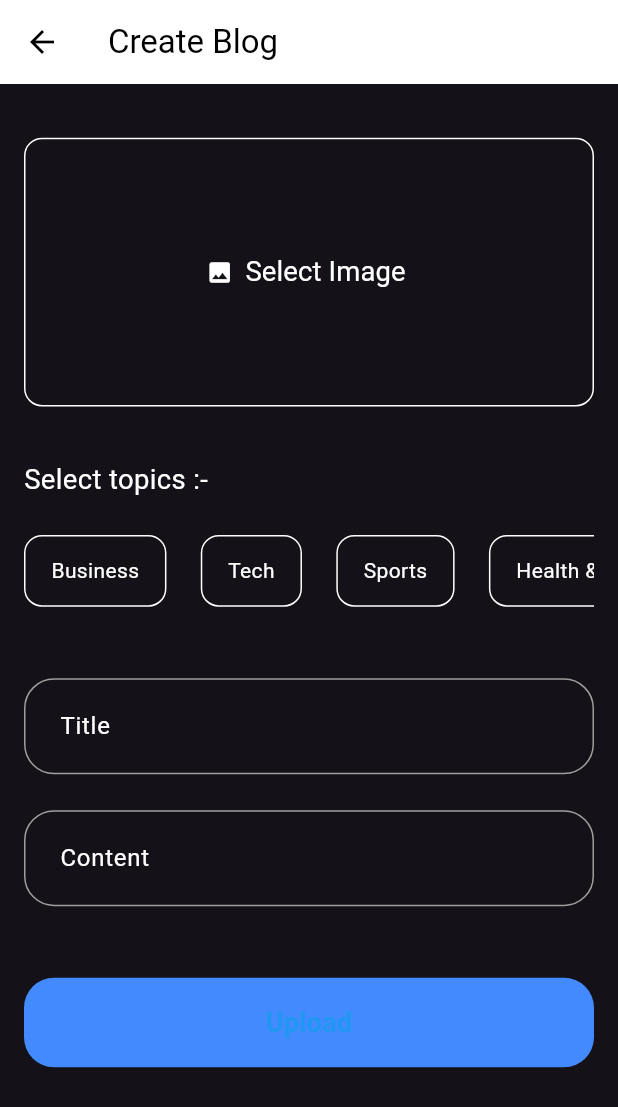
After one commit to ManishMK1438/clean-architecture, a Flutter app: the screen it shows once a user with an empty profile is signed in, after a tap on an icon or button, on a phone screen of 412 x 824 dp. The commit adds this screen. Shown: the top 1107 px of the screen. Run offline on Flutter 3.47's test engine with Material 3 defaults, Android fonts, the light colour scheme and no system bars; our stand-ins replace bloc, device_preview, equatable, firebase_auth, firebase_core, flutter_bloc and 6 more; accounts and stored records are empty.

Commit message:
create blog page added

```diff
--- a/lib/core/exports.dart
+++ b/lib/core/exports.dart
@@ -4,9 +4,11 @@ export 'package:flutter/material.dart';
 //packages
 export 'package:flutter_screenutil/flutter_screenutil.dart';
 export 'package:gap/gap.dart';
+export 'package:image_picker/image_picker.dart';
 export 'package:top_snackbar_flutter/custom_snack_bar.dart';
 export 'package:top_snackbar_flutter/top_snack_bar.dart';
 
+//core
 export 'consts/consts.dart';
 export 'core_widgets/app_loader.dart';
 export 'core_widgets/toasts.dart';
@@ -20,3 +22,4 @@ export 'themes/app_colors.dart';
 export 'themes/app_theme.dart';
 export 'typedef/typedef.dart';
 export 'usecase/usecase.dart';
+export 'utils/pick_image.dart';
--- a/lib/core/strings/strings.dart
+++ b/lib/core/strings/strings.dart
@@ -10,4 +10,21 @@ class AppStrings {
   final userNotFound = "User Not Found!";
   final userSignedUp = "Signed up successfully!";
   final userLoggedIn = "Logged in successfully!";
+  final blogs = "Blogs";
+  final createBlogs = "Create Blog";
+  final selectImage = "Select Image";
+  final selectTopics = "Select topics :-";
+  final selected = "selected";
+  final List<String> blogTopics = [
+    "Business",
+    "Tech",
+    "Sports",
+    "Health & Fitness",
+    "Economy",
+    "World",
+    "Environment"
+  ];
+  final title = "Title";
+  final content = "Content";
+  final upload = "Upload";
 }
--- a/lib/core/themes/app_theme.dart
+++ b/lib/core/themes/app_theme.dart
@@ -11,6 +11,7 @@ class AppTheme {
       inputDecorationTheme: InputDecorationTheme(
           contentPadding: const EdgeInsets.all(textFieldPadding),
           border: _border(),
+          labelStyle: const TextStyle(color: focusedBorderColor),
           enabledBorder: _border(),
           focusedBorder: _border(color: focusedBorderColor),
           focusedErrorBorder: _border(color: errorBorderColor),
--- /dev/null
+++ b/lib/core/utils/pick_image.dart
@@ -0,0 +1,18 @@
+import 'dart:io';
+
+import 'package:clean_art/core/exports.dart';
+
+class PickImage {
+  final _picker = ImagePicker();
+  Future<File?> pickImage() async {
+    try {
+      final xFile = await _picker.pickImage(source: ImageSource.gallery);
+      if (xFile != null) {
+        return File(xFile.path);
+      }
+      return null;
+    } catch (e) {
+      return null;
+    }
+  }
+}
--- a/lib/features/auth/presentation/screens/sign_up_screens/login_screen.dart
+++ b/lib/features/auth/presentation/screens/sign_up_screens/login_screen.dart
@@ -1,5 +1,6 @@
 import 'package:clean_art/features/auth/presentation/bloc/auth_bloc.dart';
 import 'package:clean_art/features/auth/presentation/screens/sign_up_screens/sign_up_screen.dart';
+import 'package:clean_art/features/blogs/presentation/screens/blog_screen.dart';
 import 'package:flutter/gestures.dart';
 import 'package:flutter_bloc/flutter_bloc.dart';
 
@@ -63,6 +64,8 @@ class _LoginScreenState extends State<LoginScreen> {
                   if (state is AuthSuccess) {
                     _toast.successToast(
                         context: context, text: appStrings.userLoggedIn);
+                    appNavigation.pushAndRemove(
+                        context: context, screen: BlogsScreen());
                   }
                 },
                 builder: (context, state) {
--- /dev/null
+++ b/lib/features/blogs/presentation/screens/add_new_blog_screen.dart
@@ -0,0 +1,174 @@
+import 'dart:io';
+
+import 'package:clean_art/features/blogs/presentation/widgets/blog_field.dart';
+
+import '../../../../core/exports.dart';
+
+class AddNewBlogScreen extends StatefulWidget {
+  const AddNewBlogScreen({super.key});
+
+  @override
+  State<AddNewBlogScreen> createState() => _AddNewBlogScreenState();
+}
+
+class _AddNewBlogScreenState extends State<AddNewBlogScreen> {
+  final _appStrings = AppStrings();
+  final _appNavigation = AppNavigation();
+  final _appStyles = AppStyles();
+  final _imgPicker = PickImage();
+
+  final _titleCont = TextEditingController();
+  final _contentCont = TextEditingController();
+
+  File? _pickedImg;
+  List<String> _selectedTopics = [];
+
+  @override
+  void dispose() {
+    _titleCont.dispose();
+    _contentCont.dispose();
+    super.dispose();
+  }
+
+  _pickImg() async {
+    final file = await _imgPicker.pickImage();
+    if (file != null) {
+      setState(() {
+        _pickedImg = file;
+      });
+    }
+  }
+
+  Widget _selectImage() {
+    return Container(
+      width: double.infinity,
+      clipBehavior: Clip.hardEdge,
+      height: 150.h,
+      decoration: BoxDecoration(
+          border: Border.all(color: focusedBorderColor),
+          borderRadius: BorderRadius.circular(12)),
+      child: _pickedImg != null
+          ? InkWell(
+              onTap: _pickImg,
+              child: Image.file(
+                _pickedImg!,
+                fit: BoxFit.cover,
+              ),
+            )
+          : Column(
+              mainAxisAlignment: MainAxisAlignment.center,
+              children: [
+                TextButton.icon(
+                  icon: const Icon(
+                    Icons.image,
+                    color: Colors.white,
+                  ),
+                  onPressed: _pickImg,
+                  label: Text(
+                    _appStrings.selectImage,
+                    style: _appStyles.normal(weight: FontWeight.w400),
+                  ),
+                ),
+              ],
+            ),
+    );
+  }
+
+  Widget _topics() {
+    return Column(
+      crossAxisAlignment: CrossAxisAlignment.start,
+      children: [
+        Text(
+          _selectedTopics.isNotEmpty
+              ? "${_appStrings.selectTopics}  ${_selectedTopics.length} ${_appStrings.selected}"
+              : _appStrings.selectTopics,
+          style: _appStyles.normal(),
+        ),
+        Gap(20.h),
+        SizedBox(
+          height: 40.h,
+          child: ListView.separated(
+            itemBuilder: (context, index) => _topicContainer(
+              index: index,
+              text: _appStrings.blogTopics[index],
+            ),
+            separatorBuilder: (ctx, index) => Gap(20.w),
+            itemCount: _appStrings.blogTopics.length,
+            scrollDirection: Axis.horizontal,
+            shrinkWrap: true,
+          ),
+        ),
+      ],
+    );
+  }
+
+  Widget _topicContainer({required int index, required String text}) {
+    return InkWell(
+      onTap: () {
+        setState(() {
+          if (_selectedTopics.contains(text)) {
+            _selectedTopics.remove(text);
+          } else {
+            _selectedTopics.add(text);
+          }
+        });
+      },
+      child: Container(
+        padding: EdgeInsets.symmetric(vertical: 10.h, horizontal: 15.w),
+        decoration: BoxDecoration(
+            color: _selectedTopics.contains(text)
+                ? Theme.of(context).colorScheme.secondary
+                : Colors.transparent,
+            border: _selectedTopics.contains(text)
+                ? null
+                : Border.all(color: focusedBorderColor),
+            borderRadius: BorderRadius.circular(12)),
+        child: Center(
+          child: Text(
+            text,
+            style: _appStyles.normal(size: 14),
+          ),
+        ),
+      ),
+    );
+  }
+
+  @override
+  Widget build(BuildContext context) {
+    return Scaffold(
+      appBar: AppBar(
+        title: Text(_appStrings.createBlogs),
+      ),
+      body: Padding(
+        padding: const EdgeInsets.symmetric(horizontal: appPadding),
+        child: SingleChildScrollView(
+          child: Column(
+            children: [
+              Gap(30.h),
+              _selectImage(),
+              Gap(30.h),
+              _topics(),
+              Gap(40.h),
+              BlogField(
+                hintText: _appStrings.title,
+                cont: _titleCont,
+                maxLines: 1,
+              ),
+              Gap(20.h),
+              BlogField(
+                hintText: _appStrings.content,
+                cont: _contentCont,
+              ),
+              Gap(40.h),
+              ElevatedButton(
+                onPressed: () {},
+                child: Text(_appStrings.upload),
+              ),
+              Gap(40.h),
+            ],
+          ),
+        ),
+      ),
+    );
+  }
+}
--- /dev/null
+++ b/lib/features/blogs/presentation/screens/blog_screen.dart
@@ -0,0 +1,29 @@
+import 'package:clean_art/features/blogs/presentation/screens/add_new_blog_screen.dart';
+import 'package:flutter/cupertino.dart';
+
+import '../../../../core/exports.dart';
+
+class BlogsScreen extends StatelessWidget {
+  BlogsScreen({super.key});
+
+  final _appStrings = AppStrings();
+  final _appNavigation = AppNavigation();
+  final _appStyles = AppStyles();
+
+  @override
+  Widget build(BuildContext context) {
+    return Scaffold(
+      appBar: AppBar(
+        title: Text(_appStrings.blogs),
+        actions: [
+          IconButton(
+            onPressed: () {
+              _appNavigation.push(context: context, screen: AddNewBlogScreen());
+            },
+            icon: const Icon(CupertinoIcons.add),
+          )
+        ],
+      ),
+    );
+  }
+}
--- /dev/null
+++ b/lib/features/blogs/presentation/widgets/blog_field.dart
@@ -0,0 +1,37 @@
+import '../../../../core/exports.dart';
+
+class BlogField extends StatelessWidget {
+  final String _hintText;
+  final TextEditingController _cont;
+  final bool _obscure;
+  final int? _maxLines;
+  BlogField(
+      {super.key,
+      required String hintText,
+      required TextEditingController cont,
+      int? maxLines,
+      bool obscure = false})
+      : _hintText = hintText,
+        _cont = cont,
+        _maxLines = maxLines,
+        _obscure = obscure;
+  final _appStr = AppStrings();
+  @override
+  Widget build(BuildContext context) {
+    return TextFormField(
+      maxLines: _maxLines,
+      validator: (val) {
+        if (val!.trim().isEmpty) {
+          return "$_hintText ${_appStr.authValidatorStr}";
+        }
+        return null;
+      },
+      obscureText: _obscure,
+      controller: _cont,
+      decoration: InputDecoration(
+          labelText: _hintText,
+          hintText: _hintText,
+          border: const OutlineInputBorder()),
+    );
+  }
+}
--- a/lib/main.dart
+++ b/lib/main.dart
@@ -1,8 +1,10 @@
 import 'package:clean_art/core/exports.dart';
 import 'package:clean_art/features/auth/presentation/bloc/auth_bloc.dart';
 import 'package:clean_art/features/auth/presentation/screens/sign_up_screens/login_screen.dart';
+import 'package:clean_art/features/blogs/presentation/screens/blog_screen.dart';
 import 'package:clean_art/firebase_options.dart';
 import 'package:device_preview/device_preview.dart';
+import 'package:firebase_auth/firebase_auth.dart';
 import 'package:firebase_core/firebase_core.dart';
 import 'package:flutter_bloc/flutter_bloc.dart';
 
@@ -14,13 +16,13 @@ void main() async {
     DevicePreview(
       //enabled: !kReleaseMode,
       enabled: false,
-      builder: (context) => MyApp(), // Wrap your app
+      builder: (context) => const MyApp(), // Wrap your app
     ),
   );
 }
 
 class MyApp extends StatelessWidget {
-  MyApp({super.key});
+  const MyApp({super.key});
 
   // This widget is the root of your application.
 
@@ -46,7 +48,15 @@ class MyApp extends StatelessWidget {
                 home: child),
           );
         },
-      child: LoginScreen(),
-    );
+        child: StreamBuilder(
+          stream: FirebaseAuth.instance.authStateChanges(),
+          builder: (context, snapshot) {
+            if (snapshot.hasData && snapshot.data != null) {
+              return BlogsScreen();
+            } else {
+              return const LoginScreen();
+            }
+          },
+        ));
   }
 }
--- a/pubspec.yaml
+++ b/pubspec.yaml
@@ -61,6 +61,10 @@ dependencies:
   #dependency injection
   get_it: ^7.6.3
 
+  #file picker
+  file_picker: 8.0.0 #not used
+  image_picker: 1.0.8
+
 
 
 dev_dependencies:
```
Also changed, not shown: pubspec.lock, 1 other file. Lines whose indentation alone changed are shown as unchanged.
